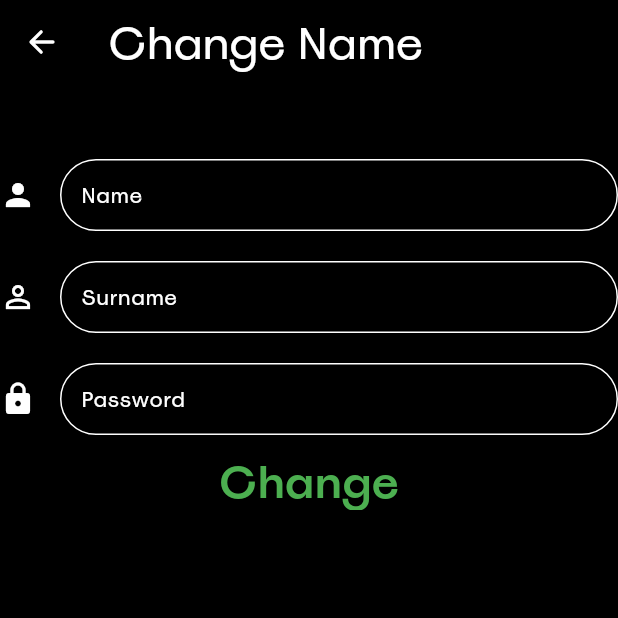
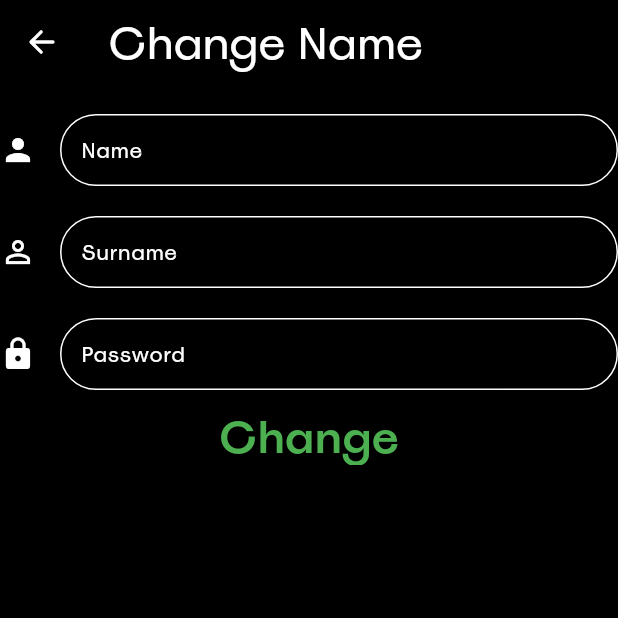
Before and after one commit to KaliopPraktyki/praktyki_projekt, a Flutter app: the changename screen opened directly, on a phone screen of 412 x 824 dp, the top half of it. Run offline on Flutter 3.47's test engine with Material 3 defaults, Android fonts, the phone set to English and light mode, and no system bars; our stand-ins replace firebase_auth, firebase_core, flex_color_scheme, flutter_chat_types, flutter_chat_ui, ionicons; accounts and stored records are empty.

Commit message:
change_name fixed

```diff
--- a/lib/main.dart
+++ b/lib/main.dart
@@ -5,6 +5,7 @@ import 'package:praktyki_projekt/screens/chat.dart';
 import 'package:praktyki_projekt/screens/login.dart';
 import 'package:praktyki_projekt/screens/conversation.dart';
 import 'package:firebase_core/firebase_core.dart';
+import 'package:praktyki_projekt/screens/settings.dart';
 
 
 void main() async {
--- a/lib/screens/change_name.dart
+++ b/lib/screens/change_name.dart
@@ -37,7 +37,7 @@ class _changepasswordState extends State<changename> {
     child: Column(
     children: [
     Container(
-    margin: EdgeInsets.only(top: 50,),
+    margin: EdgeInsets.only(top: 20,),
     child: TextField(
     decoration: InputDecoration(
     icon: Icon(
```
